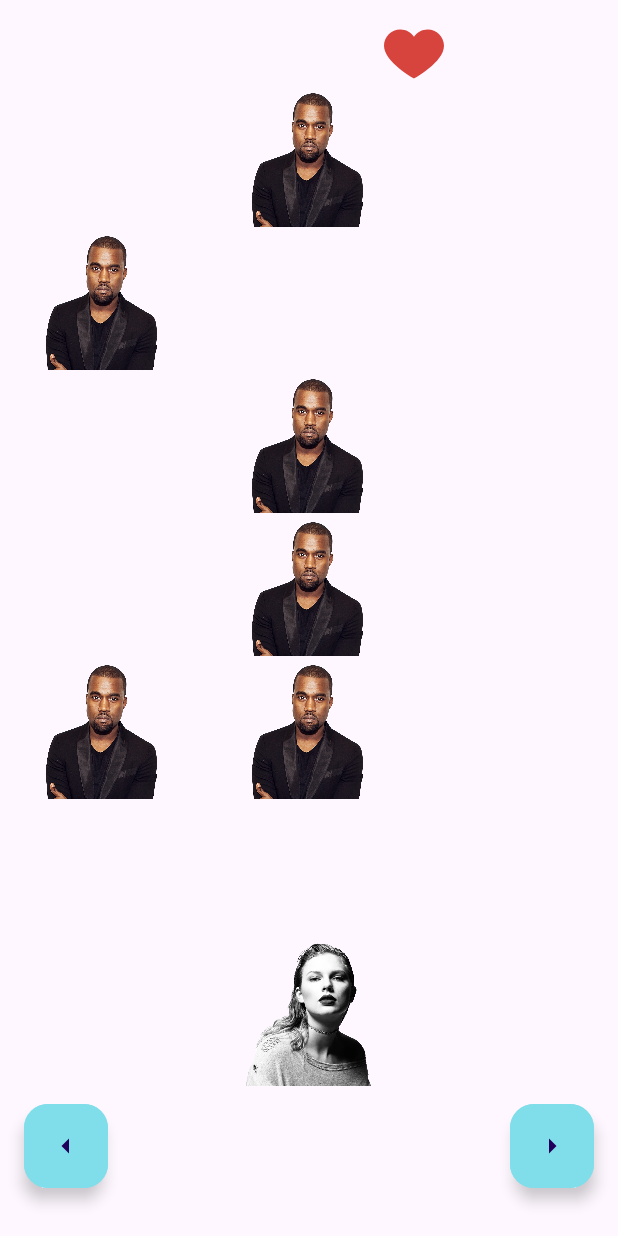
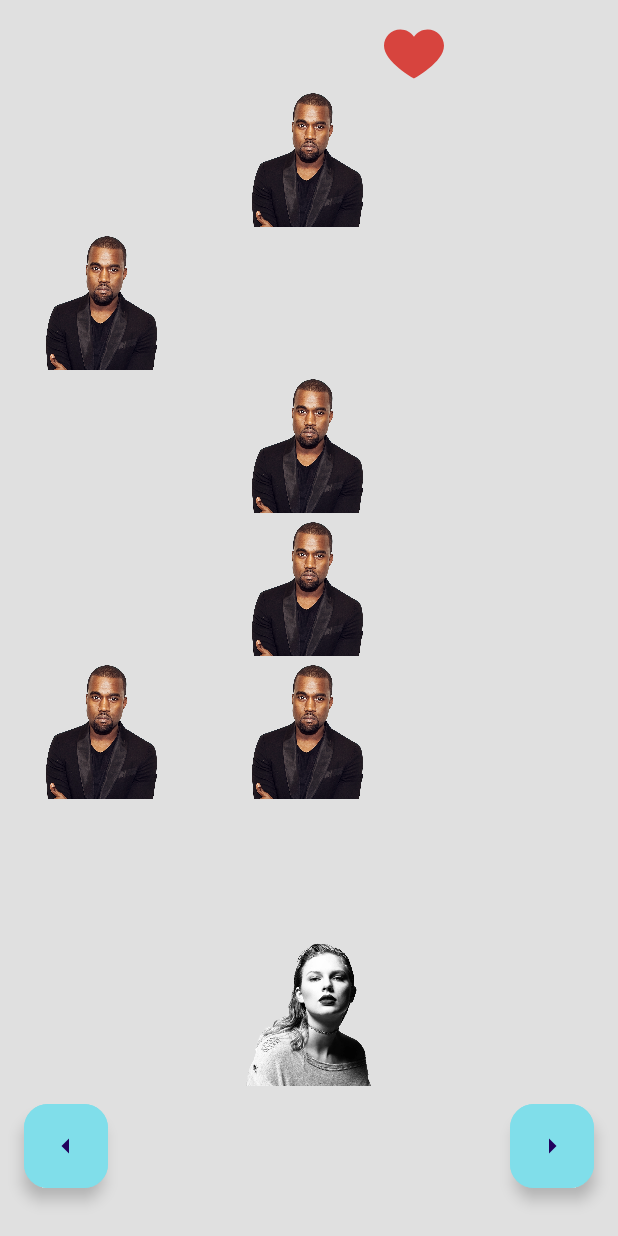
Before and after one commit to GalAlfandary/Taylor-VS-Kanye, an Android app: the screen it shows after launch (MainActivity), on a phone screen of 412 x 824 dp. Run offline under Robolectric (Android 15) with nearby library versions, the phone set to English and light mode, and no system bars.

Commit message:
background colors change

```diff
--- a/app/src/main/res/layout/activity_main.xml
+++ b/app/src/main/res/layout/activity_main.xml
@@ -5,7 +5,8 @@
     android:id="@+id/main"
     android:layout_width="match_parent"
     android:layout_height="match_parent"
-    tools:context=".MainActivity">
+    tools:context=".MainActivity"
+    android:background="@color/light_grey_300">
 
 
 
--- a/app/src/main/res/layout/activity_score.xml
+++ b/app/src/main/res/layout/activity_score.xml
@@ -5,7 +5,8 @@
     android:id="@+id/main"
     android:layout_width="match_parent"
     android:layout_height="match_parent"
-    tools:context=".ScoreActivity">
+    tools:context=".ScoreActivity"
+    android:background="@color/light_blue_200">
     <com.google.android.material.textview.MaterialTextView
         android:id="@+id/LBL_status"
         android:layout_width="wrap_content"
--- a/app/src/main/res/values/colors.xml
+++ b/app/src/main/res/values/colors.xml
@@ -4,4 +4,5 @@
     <color name="white">#FFFFFFFF</color>
     <color name="light_blue_200">#80DEEA</color>
     <color name="light_blue_300">#64B5F6</color>
+    <color name="light_grey_300">#E0E0E0</color>
 </resources>
```
